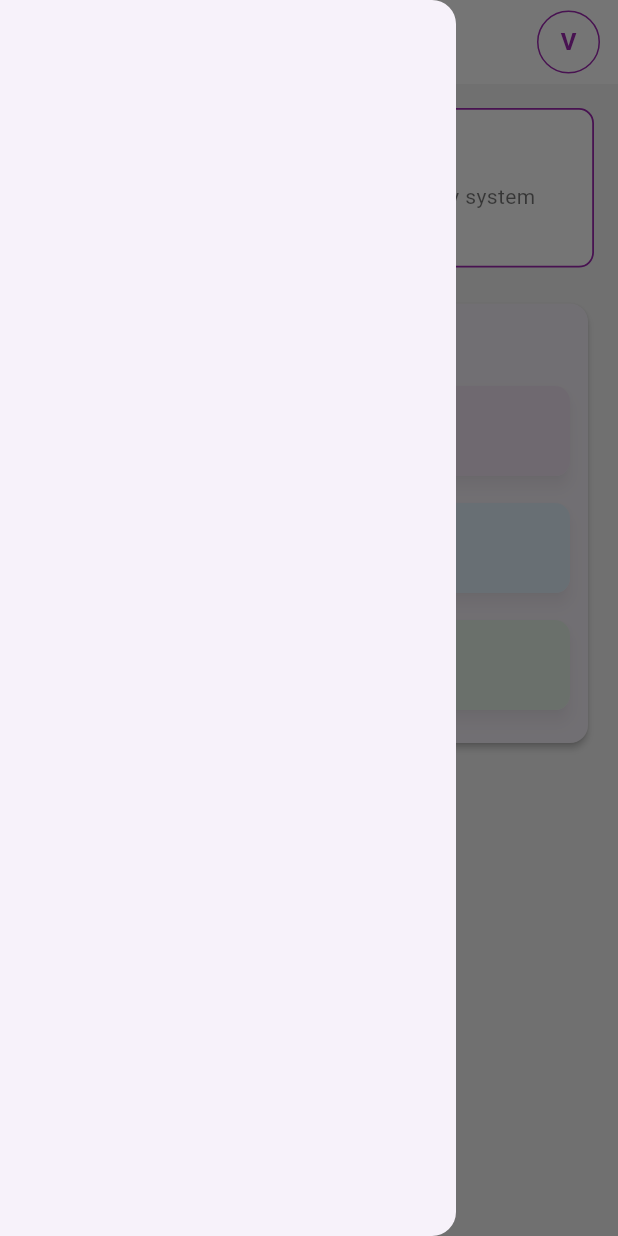
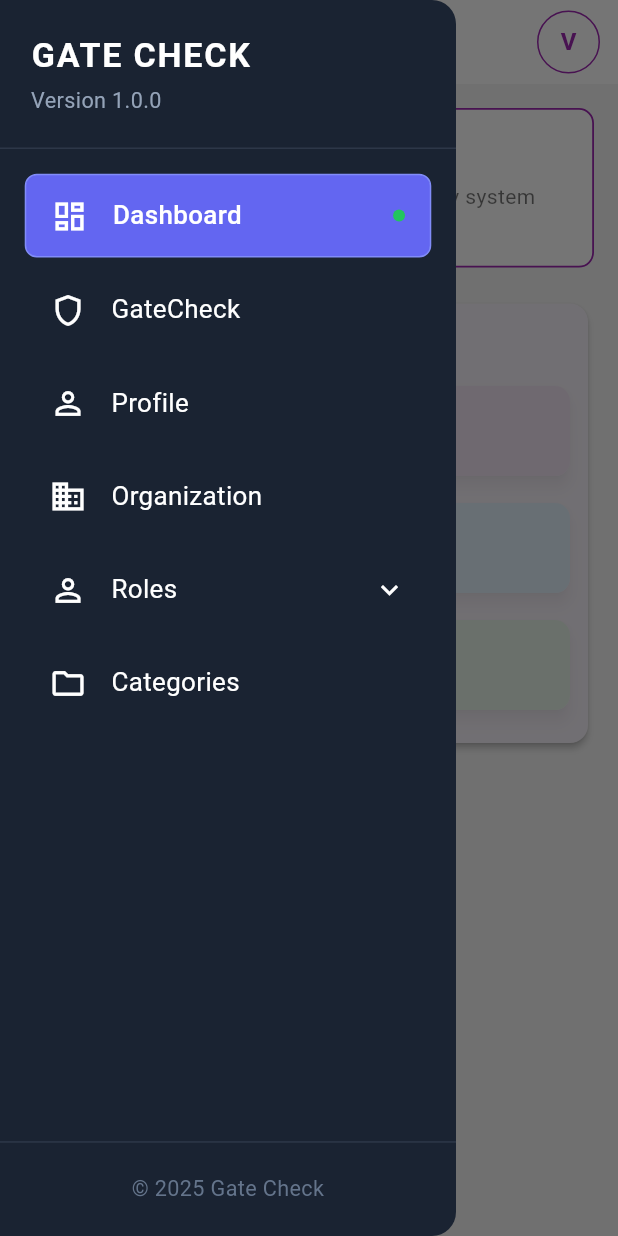
Before and after one commit to pramodkunja/Gate_check, a Flutter app: the DashboardScreen screen opened directly, with the side drawer open, on a phone screen of 412 x 824 dp. Run offline on Flutter 3.47's test engine with Material 3 defaults, Android fonts, the phone set to English and light mode, and no system bars; our stand-ins replace google_fonts.

Commit message:
Created navigation drawer

```diff
--- a/lib/dashboard.dart
+++ b/lib/dashboard.dart
@@ -1,5 +1,6 @@
 import 'package:flutter/material.dart';
 import 'package:gatecheck/gatecheck_signin.dart';
+import 'package:gatecheck/navigation_drawer.dart';
 
 class DashboardScreen extends StatelessWidget {
   const DashboardScreen({super.key});
@@ -16,7 +17,7 @@ class DashboardScreen extends StatelessWidget {
     return Scaffold(
       backgroundColor: Colors.grey[100],
       appBar: CustomAppBar(userName: userName, firstLetter: firstLetter),
-      drawer: const Drawer(),
+      drawer: const Navigation(),
       body: LayoutBuilder(
         builder: (context, constraints) {
           return SingleChildScrollView(
--- a/lib/main.dart
+++ b/lib/main.dart
@@ -1,4 +1,5 @@
 import 'package:flutter/material.dart';
+import 'package:gatecheck/dashboard.dart';
 import 'package:gatecheck/gatecheck_signin.dart';
 
 void main() {
@@ -13,7 +14,7 @@ class MyApp extends StatelessWidget {
     return MaterialApp(
       debugShowCheckedModeBanner: false,
       title: 'Gate Check',
-      home: const GateCheckSignIn(),
+      home: const DashboardScreen(),
     );
   }
 }
--- /dev/null
+++ b/lib/navigation_drawer.dart
@@ -0,0 +1,343 @@
+import 'package:flutter/material.dart';
+
+class Navigation extends StatefulWidget {
+  const Navigation({super.key});
+
+  @override
+  State<Navigation> createState() => _NavigationState();
+}
+
+class _NavigationState extends State<Navigation> {
+  bool isRolesExpanded = false;
+  String selectedRoute = 'Dashboard';
+
+  @override
+  Widget build(BuildContext context) {
+    final screenHeight = MediaQuery.of(context).size.height;
+    final screenWidth = MediaQuery.of(context).size.width;
+
+    return Drawer(
+      backgroundColor: const Color(0xFF1A2332),
+      child: SafeArea(
+        child: Column(
+          children: [
+            // Header
+            Container(
+              width: double.infinity,
+              padding: EdgeInsets.symmetric(
+                vertical: screenHeight * 0.025,
+                horizontal: screenWidth * 0.05,
+              ),
+              decoration: const BoxDecoration(
+                border: Border(
+                  bottom: BorderSide(color: Color(0xFF2D3748), width: 1),
+                ),
+              ),
+              child: Column(
+                crossAxisAlignment: CrossAxisAlignment.start,
+                children: [
+                  Text(
+                    'GATE CHECK',
+                    style: TextStyle(
+                      color: Colors.white,
+                      fontSize: screenWidth * 0.055,
+                      fontWeight: FontWeight.bold,
+                      letterSpacing: 1.2,
+                    ),
+                  ),
+                  SizedBox(height: screenHeight * 0.005),
+                  Text(
+                    'Version 1.0.0',
+                    style: TextStyle(
+                      color: const Color(0xFF94A3B8),
+                      fontSize: screenWidth * 0.035,
+                    ),
+                  ),
+                ],
+              ),
+            ),
+
+            // Menu Items
+            Expanded(
+              child: ListView(
+                padding: EdgeInsets.symmetric(
+                  vertical: screenHeight * 0.02,
+                  horizontal: screenWidth * 0.04,
+                ),
+                children: [
+                  _buildMenuItem(
+                    icon: Icons.dashboard_outlined,
+                    title: 'Dashboard',
+                    isSelected: selectedRoute == 'Dashboard',
+                    onTap: () => _handleNavigation('Dashboard'),
+                  ),
+                  SizedBox(height: screenHeight * 0.01),
+                  _buildMenuItem(
+                    icon: Icons.shield_outlined,
+                    title: 'GateCheck',
+                    isSelected: selectedRoute == 'GateCheck',
+                    onTap: () => _handleNavigation('GateCheck'),
+                  ),
+                  SizedBox(height: screenHeight * 0.01),
+                  _buildMenuItem(
+                    icon: Icons.person_outline,
+                    title: 'Profile',
+                    isSelected: selectedRoute == 'Profile',
+                    onTap: () => _handleNavigation('Profile'),
+                  ),
+                  SizedBox(height: screenHeight * 0.01),
+                  _buildMenuItem(
+                    icon: Icons.business_outlined,
+                    title: 'Organization',
+                    isSelected: selectedRoute == 'Organization',
+                    onTap: () => _handleNavigation('Organization'),
+                  ),
+                  SizedBox(height: screenHeight * 0.01),
+
+                  // Expandable Roles Section
+                  _buildExpandableMenuItem(
+                    icon: Icons.person_outline,
+                    title: 'Roles',
+                    isExpanded: isRolesExpanded,
+                    onTap: () {
+                      setState(() {
+                        isRolesExpanded = !isRolesExpanded;
+                      });
+                    },
+                  ),
+
+                  // Submenu Items
+                  AnimatedSize(
+                    duration: const Duration(milliseconds: 300),
+                    curve: Curves.easeInOut,
+                    child: isRolesExpanded
+                        ? Column(
+                            children: [
+                              _buildSubMenuItem(
+                                icon: Icons.person_outline,
+                                title: 'Roles',
+                                isSelected: selectedRoute == 'Roles',
+                                onTap: () => _handleNavigation('Roles'),
+                              ),
+                              _buildSubMenuItem(
+                                icon: Icons.shield_outlined,
+                                title: 'Permissions',
+                                isSelected: selectedRoute == 'Permissions',
+                                onTap: () => _handleNavigation('Permissions'),
+                              ),
+                              _buildSubMenuItem(
+                                icon: Icons.link,
+                                title: 'Roles & Permissions',
+                                isSelected:
+                                    selectedRoute == 'Roles & Permissions',
+                                onTap: () =>
+                                    _handleNavigation('Roles & Permissions'),
+                              ),
+                              _buildSubMenuItem(
+                                icon: Icons.person_outline,
+                                title: 'User Roles',
+                                isSelected: selectedRoute == 'User Roles',
+                                onTap: () => _handleNavigation('User Roles'),
+                              ),
+                            ],
+                          )
+                        : const SizedBox.shrink(),
+                  ),
+
+                  if (!isRolesExpanded) SizedBox(height: screenHeight * 0.01),
+                  _buildMenuItem(
+                    icon: Icons.folder_outlined,
+                    title: 'Categories',
+                    isSelected: selectedRoute == 'Categories',
+                    onTap: () => _handleNavigation('Categories'),
+                  ),
+                ],
+              ),
+            ),
+
+            // Footer
+            Container(
+              width: double.infinity,
+              padding: EdgeInsets.all(screenWidth * 0.05),
+              decoration: const BoxDecoration(
+                border: Border(
+                  top: BorderSide(color: Color(0xFF2D3748), width: 1),
+                ),
+              ),
+              child: Text(
+                '© 2025 Gate Check',
+                style: TextStyle(
+                  color: const Color(0xFF64748B),
+                  fontSize: screenWidth * 0.035,
+                ),
+                textAlign: TextAlign.center,
+              ),
+            ),
+          ],
+        ),
+      ),
+    );
+  }
+
+  Widget _buildMenuItem({
+    required IconData icon,
+    required String title,
+    required bool isSelected,
+    required VoidCallback onTap,
+  }) {
+    final screenWidth = MediaQuery.of(context).size.width;
+
+    return Material(
+      color: Colors.transparent,
+      child: InkWell(
+        onTap: onTap,
+        borderRadius: BorderRadius.circular(8),
+        child: Container(
+          padding: EdgeInsets.symmetric(
+            vertical: screenWidth * 0.035,
+            horizontal: screenWidth * 0.04,
+          ),
+          decoration: BoxDecoration(
+            color: isSelected ? const Color(0xFF6366F1) : Colors.transparent,
+            borderRadius: BorderRadius.circular(8),
+            border: isSelected
+                ? Border.all(color: const Color(0xFF818CF8), width: 1)
+                : null,
+          ),
+          child: Row(
+            children: [
+              Icon(icon, color: Colors.white, size: screenWidth * 0.06),
+              SizedBox(width: screenWidth * 0.04),
+              Expanded(
+                child: Text(
+                  title,
+                  style: TextStyle(
+                    color: Colors.white,
+                    fontSize: screenWidth * 0.042,
+                    fontWeight: isSelected
+                        ? FontWeight.w500
+                        : FontWeight.normal,
+                  ),
+                ),
+              ),
+              if (isSelected)
+                Container(
+                  width: 8,
+                  height: 8,
+                  decoration: const BoxDecoration(
+                    color: Color(0xFF22C55E),
+                    shape: BoxShape.circle,
+                  ),
+                ),
+            ],
+          ),
+        ),
+      ),
+    );
+  }
+
+  Widget _buildExpandableMenuItem({
+    required IconData icon,
+    required String title,
+    required bool isExpanded,
+    required VoidCallback onTap,
+  }) {
+    final screenWidth = MediaQuery.of(context).size.width;
+
+    return Material(
+      color: Colors.transparent,
+      child: InkWell(
+        onTap: onTap,
+        borderRadius: BorderRadius.circular(8),
+        child: Container(
+          padding: EdgeInsets.symmetric(
+            vertical: screenWidth * 0.035,
+            horizontal: screenWidth * 0.04,
+          ),
+          decoration: BoxDecoration(borderRadius: BorderRadius.circular(8)),
+          child: Row(
+            children: [
+              Icon(icon, color: Colors.white, size: screenWidth * 0.06),
+              SizedBox(width: screenWidth * 0.04),
+              Expanded(
+                child: Text(
+                  title,
+                  style: TextStyle(
+                    color: Colors.white,
+                    fontSize: screenWidth * 0.042,
+                  ),
+                ),
+              ),
+              Icon(
+                isExpanded
+                    ? Icons.keyboard_arrow_up
+                    : Icons.keyboard_arrow_down,
+                color: Colors.white,
+                size: screenWidth * 0.055,
+              ),
+            ],
+          ),
+        ),
+      ),
+    );
+  }
+
+  Widget _buildSubMenuItem({
+    required IconData icon,
+    required String title,
+    required bool isSelected,
+    required VoidCallback onTap,
+  }) {
+    final screenWidth = MediaQuery.of(context).size.width;
+
+    return Material(
+      color: Colors.transparent,
+      child: InkWell(
+        onTap: onTap,
+        borderRadius: BorderRadius.circular(8),
+        child: Container(
+          margin: EdgeInsets.only(left: screenWidth * 0.08),
+          padding: EdgeInsets.symmetric(
+            vertical: screenWidth * 0.03,
+            horizontal: screenWidth * 0.04,
+          ),
+          decoration: BoxDecoration(
+            color: isSelected ? const Color(0xFF334155) : Colors.transparent,
+            borderRadius: BorderRadius.circular(8),
+          ),
+          child: Row(
+            children: [
+              Icon(
+                icon,
+                color: const Color(0xFF94A3B8),
+                size: screenWidth * 0.05,
+              ),
+              SizedBox(width: screenWidth * 0.03),
+              Expanded(
+                child: Text(
+                  title,
+                  style: TextStyle(
+                    color: isSelected ? Colors.white : const Color(0xFFCBD5E1),
+                    fontSize: screenWidth * 0.038,
+                    fontWeight: isSelected
+                        ? FontWeight.w500
+                        : FontWeight.normal,
+                  ),
+                ),
+              ),
+            ],
+          ),
+        ),
+      ),
+    );
+  }
+
+  void _handleNavigation(String route) {
+    setState(() {
+      selectedRoute = route;
+    });
+    Navigator.pop(context);
+    // Add your navigation logic here
+    // Example: Navigator.pushNamed(context, '/$route');
+  }
+}
```
Also changed, not shown: pubspec.lock.
